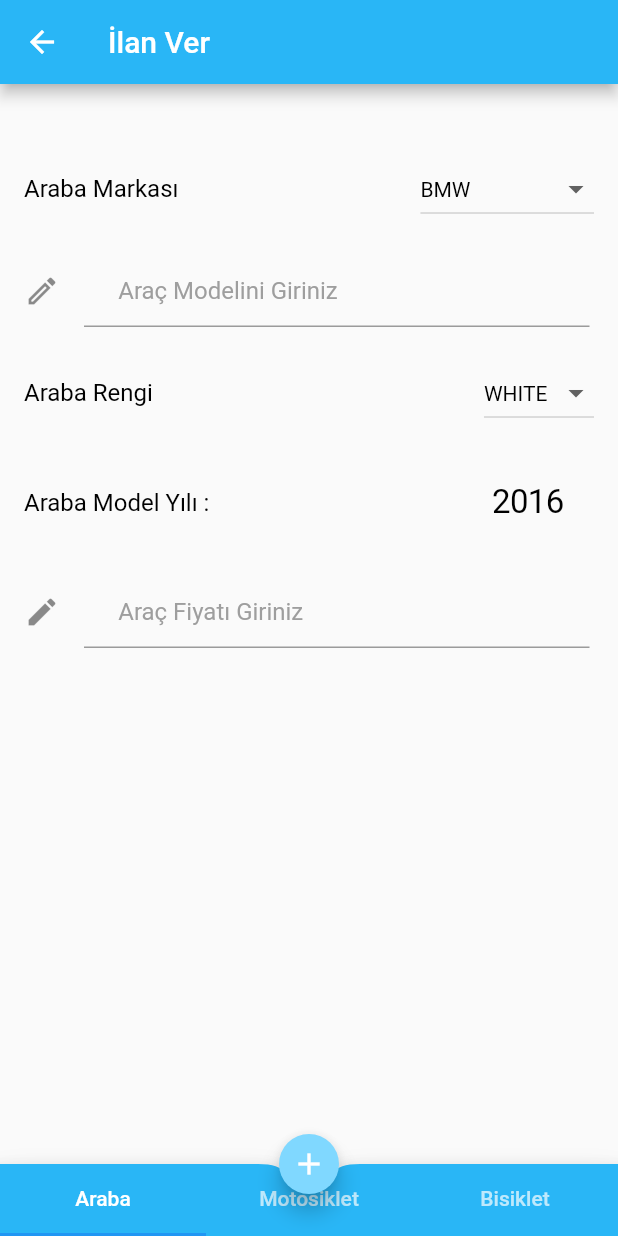
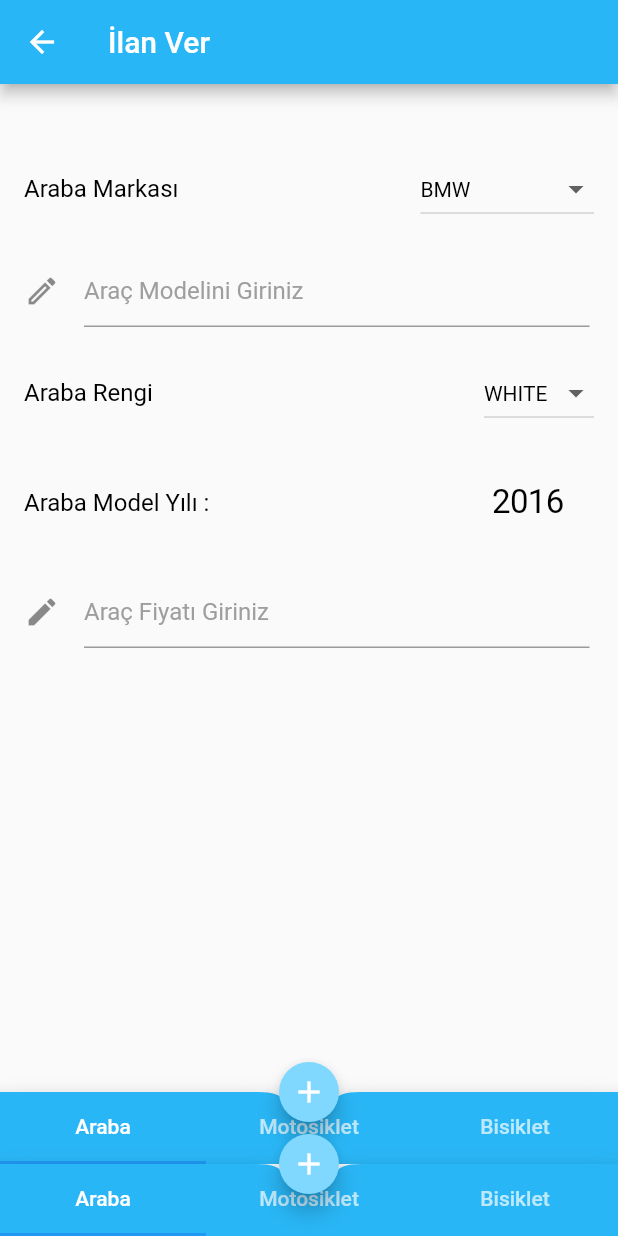
Before and after one commit to safauludogan/rental_sale_app, a Flutter app: the screen it shows after launch, after a tap on "İlan Ver", on a phone screen of 412 x 824 dp. Run offline on Flutter 3.47's test engine with Material 2 defaults, Android fonts, the phone set to English and light mode, and no system bars; our stand-ins replace gap, hive_flutter; accounts and stored records are empty.

Commit message:
I edited the pages and deleted the excessive code

```diff
--- /dev/null
+++ b/rental_sale_app/lib/core/companents/custom_date_picker.dart
@@ -0,0 +1,58 @@
+import 'package:flutter/cupertino.dart';
+import 'package:rental_sale_app/core/constants/color_constant.dart';
+import 'package:rental_sale_app/core/constants/date_constant.dart';
+import 'package:rental_sale_app/core/constants/padding_constant.dart';
+import 'package:rental_sale_app/feature/add_listing/add_listing_car/model/car_model.dart';
+
+class CustomDatePicker extends StatefulWidget {
+  const CustomDatePicker({super.key});
+
+  @override
+  State<CustomDatePicker> createState() => _CustomDatePickerState();
+}
+
+class _CustomDatePickerState extends State<CustomDatePicker> {
+  @override
+  Widget build(BuildContext context) => customDatePicker;
+
+  CarModel myCarModel = CarModel();
+
+  Widget get customDatePicker => CupertinoButton(
+        onPressed: () => showDialog(
+          CupertinoDatePicker(
+            initialDateTime: DateConstant.date,
+            mode: CupertinoDatePickerMode.monthYear,
+            onDateTimeChanged: (DateTime newDate) {
+              setState(
+                () => DateConstant.date = newDate,
+              );
+              myCarModel = myCarModel.copyWith(year: newDate.year);
+            },
+          ),
+        ),
+        child: Text(
+          '${DateConstant.date.year}',
+          style: TextStyle(
+            color: ColorConstant.textColor,
+            fontSize: 22,
+          ),
+        ),
+      );
+
+  void showDialog(Widget child) {
+    showCupertinoModalPopup<void>(
+      context: context,
+      builder: (BuildContext context) => Container(
+        height: 200,
+        padding: PaddingConstant.onlyTop6,
+        margin: EdgeInsets.only(
+          bottom: MediaQuery.of(context).viewInsets.bottom,
+        ),
+        child: SafeArea(
+          top: false,
+          child: child,
+        ),
+      ),
+    );
+  }
+}
--- a/rental_sale_app/lib/core/companents/custom_dropdown.dart
+++ b/rental_sale_app/lib/core/companents/custom_dropdown.dart
@@ -1,3 +1,31 @@
-class CustomDropDown {
-  void createDropDown() {}
+import 'package:flutter/material.dart';
+import 'package:rental_sale_app/core/constants/color_constant.dart';
+
+// ignore: must_be_immutable
+class CustomDropDownButton extends StatelessWidget {
+  CustomDropDownButton({
+    required this.list,
+    required this.onItemSelected,
+    required this.choosedValue,
+    super.key,
+  });
+
+  final String choosedValue;
+  final List<String> list;
+  void Function(String) onItemSelected;
+
+  @override
+  Widget build(BuildContext context) => customDropDown;
+
+  Widget get customDropDown => DropdownButton<String>(
+        items: list.map<DropdownMenuItem<String>>((String value) {
+          return DropdownMenuItem(
+            value: value,
+            child: Text(value.toUpperCase()),
+          );
+        }).toList(),
+        style: TextStyle(color: ColorConstant.textColor),
+        value: choosedValue,
+        onChanged: (value) => onItemSelected.call(value!),
+      );
 }
--- a/rental_sale_app/lib/core/companents/custom_textfield.dart
+++ b/rental_sale_app/lib/core/companents/custom_textfield.dart
@@ -5,21 +5,23 @@ import 'package:rental_sale_app/core/constants/padding_constant.dart';
 
 class CustomTextField extends StatelessWidget {
   const CustomTextField({
+    required this.icon,
+    required this.hintText,
+    required this.inputType,
+    required this.action,
+    this.prefix,
     this.controller,
     this.labelText,
     super.key,
     this.inputFormatters,
     this.onChanged,
-    required this.icon,
-    required this.hintText,
-    required this.inputType,
-    required this.action,
   });
   final TextEditingController? controller;
   final String? labelText;
   final List<TextInputFormatter>? inputFormatters;
   final Icon icon;
   final String hintText;
+  final String? prefix;
   final TextInputType inputType;
   final TextInputAction action;
   final void Function(String)? onChanged;
@@ -32,7 +34,7 @@ class CustomTextField extends StatelessWidget {
           onChanged: onChanged,
           inputFormatters: inputFormatters,
           decoration: InputDecoration(
-            prefixText: 'TL  ',
+            prefixText: prefix,
             prefixStyle: TextStyle(color: ColorConstant.textColor),
             icon: icon,
             labelText: labelText,
--- /dev/null
+++ b/rental_sale_app/lib/core/constants/date_constant.dart
@@ -0,0 +1,7 @@
+import 'package:flutter/foundation.dart';
+
+@immutable
+abstract class DateConstant {
+  const DateConstant._();
+  static  DateTime date = DateTime(2016);
+}
--- a/rental_sale_app/lib/core/constants/padding_constant.dart
+++ b/rental_sale_app/lib/core/constants/padding_constant.dart
@@ -3,6 +3,7 @@ import 'package:flutter/material.dart';
 @immutable
 final class PaddingConstant {
   const PaddingConstant._();
-  static EdgeInsets paddingAll16 = const EdgeInsets.all(16.0);
-  static EdgeInsets onlyRight3 = const EdgeInsets.only(right: 3.0);
+  static EdgeInsets paddingAll16 = const EdgeInsets.all(16);
+  static EdgeInsets onlyRight3 = const EdgeInsets.only(right: 3);
+  static EdgeInsets onlyTop6 = const EdgeInsets.only(top: 6);
 }
--- a/rental_sale_app/lib/core/utils/textformfield_format.dart
+++ b/rental_sale_app/lib/core/utils/textformfield_format.dart
@@ -13,7 +13,7 @@ class CurrencyInputFormatter extends TextInputFormatter {
 
     final value = double.parse(newValue.text);
 
-    final formatter = NumberFormat.simpleCurrency();
+    final formatter = NumberFormat.simpleCurrency(name: 'TL ');
     final newText = formatter.format(value / 100);
     return newValue.copyWith(
       text: newText,
--- a/rental_sale_app/lib/feature/add_listing/add_listing_car/add_listing_car_view.dart
+++ b/rental_sale_app/lib/feature/add_listing/add_listing_car/add_listing_car_view.dart
@@ -1,7 +1,9 @@
-import 'package:flutter/cupertino.dart';
+
 import 'package:flutter/material.dart';
 import 'package:flutter/services.dart';
 import 'package:gap/gap.dart';
+import 'package:rental_sale_app/core/companents/custom_date_picker.dart';
+import 'package:rental_sale_app/core/companents/custom_dropdown.dart';
 import 'package:rental_sale_app/core/companents/custom_tabbar.dart';
 import 'package:rental_sale_app/core/companents/custom_textfield.dart';
 import 'package:rental_sale_app/core/constants/color_constant.dart';
@@ -56,12 +58,26 @@ class _AddListingCarState extends AddListingCarViewModel {
             const Gap(20),
             _choosedCarColor(),
             const Gap(20),
-            carModelYear(),
+            _carModelYear(context),
             const Gap(20),
             carPrice(),
           ],
         ),
       ),
+    );
+  }
+
+  Row _carModelYear(BuildContext context) {
+    return Row(
+      mainAxisAlignment: MainAxisAlignment.spaceBetween,
+      children: [
+        Text(
+          StringConstant.carModelYear,
+          style: context.textTheme.titleMedium
+              ?.copyWith(color: ColorConstant.textColor),
+        ),
+        const CustomDatePicker(),
+      ],
     );
   }
 
@@ -103,15 +119,15 @@ class _AddListingCarState extends AddListingCarViewModel {
           style: context.textTheme.titleMedium
               ?.copyWith(color: ColorConstant.textColor),
         ),
-        dropdownButton(
-          list: carColor,
-          choosedValue: myCarModel.color ?? '',
+        CustomDropDownButton(
+          choosedValue: myCarModel.color ?? colorList.first,
+          list: colorList,
           onItemSelected: (String value) {
             setState(() {
               myCarModel = myCarModel.copyWith(color: value);
             });
           },
-        )
+        ),
       ],
     );
   }
@@ -125,72 +141,19 @@ class _AddListingCarState extends AddListingCarViewModel {
           style: context.textTheme.titleMedium
               ?.copyWith(color: ColorConstant.textColor),
         ),
-        dropdownButton(
+        CustomDropDownButton(
+          choosedValue: myCarModel.brand ?? brandList.first,
           list: brandList,
-          choosedValue: myCarModel.brand ?? '',
           onItemSelected: (String value) {
             setState(() {
               myCarModel = myCarModel.copyWith(brand: value);
             });
           },
-        )
-      ],
-    );
-  }
-
-  Row carModelYear() {
-    void showDialog(Widget child) {
-      showCupertinoModalPopup<void>(
-        context: context,
-        builder: (BuildContext context) => Container(
-          height: 200,
-          padding: const EdgeInsets.only(top: 6.0),
-          margin: EdgeInsets.only(
-            bottom: MediaQuery.of(context).viewInsets.bottom,
-          ),
-          child: SafeArea(
-            top: false,
-            child: child,
-          ),
-        ),
-      );
-    }
-
-    return Row(
-      mainAxisAlignment: MainAxisAlignment.spaceBetween,
-      children: [
-        Text(
-          StringConstant.carModelYear,
-          style: context.textTheme.titleMedium
-              ?.copyWith(color: ColorConstant.textColor),
-        ),
-        CupertinoButton(
-          onPressed: () => showDialog(
-            CupertinoDatePicker(
-              initialDateTime: date,
-              mode: CupertinoDatePickerMode.monthYear,
-              onDateTimeChanged: (DateTime newDate) {
-                setState(
-                  () => date = newDate,
-                );
-                myCarModel = myCarModel.copyWith(year: newDate.year);
-              },
-            ),
-          ),
-          child: Text(
-            '${date.year}',
-            style: TextStyle(
-              color: ColorConstant.textColor,
-              fontSize: 22.0,
-            ),
-          ),
         ),
       ],
     );
   }
 }
-
-
 
 /* SingleChildScrollView(
       physics: const BouncingScrollPhysics(),
@@ -212,4 +175,5 @@ class _AddListingCarState extends AddListingCarViewModel {
           ],
         ),
       ),
-    ); */
+    );
+    */
--- a/rental_sale_app/lib/feature/add_listing/add_listing_car/add_listing_car_viewmodel.dart
+++ b/rental_sale_app/lib/feature/add_listing/add_listing_car/add_listing_car_viewmodel.dart
@@ -1,6 +1,5 @@
-import 'package:flutter/foundation.dart';
 import 'package:flutter/material.dart';
-import 'package:rental_sale_app/core/constants/color_constant.dart';
+import 'package:rental_sale_app/core/constants/date_constant.dart';
 import 'package:rental_sale_app/core/enums/card_brand.dart';
 import 'package:rental_sale_app/core/enums/colors.dart';
 import 'package:rental_sale_app/feature/add_listing/add_listing_car/add_listing_car_view.dart';
@@ -10,14 +9,10 @@ import 'package:rental_sale_app/product/car_cache_manager.dart';
 import 'package:uuid/uuid.dart';
 
 abstract class AddListingCarViewModel extends State<AddListingCarView> {
-  /* _homeService = HomeService(NetworkManager.instance);
-    cacheManager = UserCacheManager('userCacheNew');
-    fetchDatas(); */
   late List<String> brandList = [];
-  late List<String> carColor = [];
+  late List<String> colorList = [];
   late final ICacheManager<CarModel> cacheManager;
   CarModel myCarModel = CarModel();
-  DateTime date = DateTime(2016);
   late String choosedBrand;
   final carBrandController = TextEditingController();
   final carModelController = TextEditingController();
@@ -33,15 +28,15 @@ abstract class AddListingCarViewModel extends State<AddListingCarView> {
       CarBrand.values.length,
       (index) => CarBrand.values[index].name,
     );
-    carColor = List.generate(
+    colorList = List.generate(
       CarColor.values.length,
       (index) => CarColor.values[index].name,
     );
 
     myCarModel = myCarModel.copyWith(
       brand: brandList.first,
-      color: carColor.first,
-      year: date.year,
+      color: colorList.first,
+      year: DateConstant.date.year,
     );
     cacheManager = CarCacheManager(myCarModel);
     fetchDatas();
@@ -59,7 +54,8 @@ abstract class AddListingCarViewModel extends State<AddListingCarView> {
 
   Future<void> fetchDatas() async {
     await cacheManager.init();
-    //final carModel = cacheManager.getValues();
+   // final carModel = cacheManager.getValues();
+   // print(carModel);
   }
 
   Future<void> saveDataToHive() async {
@@ -75,21 +71,6 @@ abstract class AddListingCarViewModel extends State<AddListingCarView> {
       uuid,
       myCarModel,
     );
-    print("Kayıt başarılı");
-  }
-
-  DropdownButton<String> dropdownButton({
-    required List<String> list,
-    required String choosedValue,
-    required void Function(String) onItemSelected,
-  }) {
-    return DropdownButton<String>(
-      items: list.map<DropdownMenuItem<String>>((String value) {
-        return DropdownMenuItem(value: value, child: Text(value.toUpperCase()));
-      }).toList(),
-      style: TextStyle(color: ColorConstant.textColor),
-      value: choosedValue,
-      onChanged: (value) => onItemSelected.call(value!),
-    );
+    //print("Kayıt başarılı");
   }
 }
--- a/rental_sale_app/lib/feature/add_listing/add_listing_car/model/car_model.dart
+++ b/rental_sale_app/lib/feature/add_listing/add_listing_car/model/car_model.dart
@@ -60,6 +60,7 @@ class CarModel extends HiveModel<CarModel> {
 
   @override
   String toString() {
+    // ignore: lines_longer_than_80_chars
     return 'CarModel(id: $id, brand: $brand, model: $model, color: $color, price: $price, year: $year)';
   }
 }
--- a/rental_sale_app/lib/feature/add_listing/add_listing_home/add_listing_home_view.dart
+++ b/rental_sale_app/lib/feature/add_listing/add_listing_home/add_listing_home_view.dart
@@ -1,4 +1,5 @@
 import 'package:flutter/material.dart';
+import 'package:rental_sale_app/core/companents/custom_tabbar.dart';
 import 'package:rental_sale_app/core/constants/color_constant.dart';
 import 'package:rental_sale_app/core/constants/string_constant.dart';
 import 'package:rental_sale_app/feature/add_listing/add_listing_home/add_listing_home_viewmodel.dart';
@@ -7,6 +8,7 @@ class AddListingHomeView extends StatefulWidget {
   const AddListingHomeView({super.key});
 
   @override
+  // ignore: library_private_types_in_public_api
   _AddListingHomeViewState createState() => _AddListingHomeViewState();
 }
 
@@ -20,18 +22,19 @@ class _AddListingHomeViewState extends AddListingViewModel {
         appBar: AppBar(
           title: const Text(StringConstant.addListing),
         ),
-          /*   floatingActionButtonLocation:
+        floatingActionButtonLocation:
             FloatingActionButtonLocation.miniCenterDocked,
         floatingActionButton: FloatingActionButton.small(
           onPressed: () {},
           backgroundColor: ColorConstant.floatActionColor,
           child: const Icon(Icons.add),
-          ), */
-          /* bottomNavigationBar: BottomAppBar(
+        ),
+        bottomNavigationBar: BottomAppBar(
           notchMargin: -5,
           child: customTabbar(),
-          ), */
-          body: mainBody()),
+        ),
+        body: mainBody(),
+      ),
     );
   }
 }
--- a/rental_sale_app/lib/feature/add_listing/add_listing_home/add_listing_home_viewmodel.dart
+++ b/rental_sale_app/lib/feature/add_listing/add_listing_home/add_listing_home_viewmodel.dart
@@ -12,6 +12,6 @@ abstract class AddListingViewModel extends State<AddListingHomeView> {
       Container(
         color: Colors.blue,
       ),
-    ]);
+    ],);
   }
 }
--- a/rental_sale_app/lib/feature/home/home_view.dart
+++ b/rental_sale_app/lib/feature/home/home_view.dart
@@ -13,26 +13,31 @@ class HomeView extends StatelessWidget {
     return Scaffold(
       backgroundColor: ColorConstant.backgroundColor,
       body: Column(
-        mainAxisAlignment: MainAxisAlignment.start,
         children: [
           //    _titleText(context),
           const SizedBox(
             height: 20,
           ),
-          _cards(context,
-              title: "Satış ve Kiralama",
-              subtitle: "Araç,Bisiklet ve Motosiklet Kiralama ve Satın alma",
-              widget: const RentalSaleFavoriteView()),
+          _cards(
+            context,
+            title: 'Satış ve Kiralama',
+            subtitle: 'Araç,Bisiklet ve Motosiklet Kiralama ve Satın alma',
+            widget: const RentalSaleFavoriteView(),
+          ),
           _divider(),
-          _cards(context,
-              title: "İlan Ver",
-              subtitle: "Araç,Bisiklet ve Motosiklet",
-              widget: const AddListingHomeView()),
+          _cards(
+            context,
+            title: 'İlan Ver',
+            subtitle: 'Araç,Bisiklet ve Motosiklet',
+            widget: const AddListingHomeView(),
+          ),
           _divider(),
-          _cards(context,
-              title: "Hesabım",
-              subtitle: "İlanlarım,Favorilerim,Sepetim",
-              widget: const MyAccountView()),
+          _cards(
+            context,
+            title: 'Hesabım',
+            subtitle: 'İlanlarım,Favorilerim,Sepetim',
+            widget: const MyAccountView(),
+          ),
         ],
       ),
     );
@@ -44,16 +49,21 @@ class HomeView extends StatelessWidget {
     );
   }
 
-  Card _cards(BuildContext context,
-      {required String title,
-      required String subtitle,
-      required Widget widget}) {
+  Card _cards(
+    BuildContext context, {
+    required String title,
+    required String subtitle,
+    required Widget widget,
+  }) {
     return Card(
       color: ColorConstant.floatActionColor,
       child: ListTile(
-        onTap: () => Navigator.of(context).push(MaterialPageRoute(
-          builder: (context) => widget,
-        )),
+        onTap: () => Navigator.of(context).push(
+          // ignore: inference_failure_on_instance_creation
+          MaterialPageRoute(
+            builder: (context) => widget,
+          ),
+        ),
         leading: Icon(
           Icons.car_rental,
           color: ColorConstant.textColor,
--- a/rental_sale_app/lib/feature/rental_sale_favorite/rental_sale_favorite_view.dart
+++ b/rental_sale_app/lib/feature/rental_sale_favorite/rental_sale_favorite_view.dart
@@ -19,7 +19,8 @@ class _RentalSaleFavoriteState extends State<RentalSaleFavoriteView> {
           shape: const CircularNotchedRectangle(),
           child: customTabbar(),
         ),
-        body: TabBarView(children: [
+        body: TabBarView(
+          children: [
             const CarScaffold(),
             Container(
               color: Colors.blue,
@@ -27,7 +28,8 @@ class _RentalSaleFavoriteState extends State<RentalSaleFavoriteView> {
             Container(
               color: Colors.green,
             ),
-        ]),
+          ],
+        ),
       ),
     );
   }
--- a/rental_sale_app/pubspec.yaml
+++ b/rental_sale_app/pubspec.yaml
@@ -34,13 +34,12 @@ dependencies:
 
   # The following adds the Cupertino Icons font to your application.
   # Use with the CupertinoIcons class for iOS style icons.
-  cupertino_icons: ^1.0.2
   gap: ^3.0.1
   intl: ^0.18.1
+  uuid: ^4.0.0
   hive_flutter: ^1.1.0
   hive_generator: ^2.0.1
   build_runner: ^2.4.6
-  uuid: ^4.0.0
   json_serializable: ^6.7.1
   json_annotation: ^4.8.1
 
```
Also changed, not shown: rental_sale_app/lib/core/constants/string_constant.dart (+11 -11 lines), rental_sale_app/lib/core/utils/show_datepicker.dart (deleted, +0 -35 lines), rental_sale_app/lib/main.dart (+9 -7 lines), rental_sale_app/lib/core/enums/card_brand.dart (line endings or trailing spaces), rental_sale_app/lib/product/hive_model.dart (line endings or trailing spaces). Lines whose indentation alone changed are shown as unchanged.
